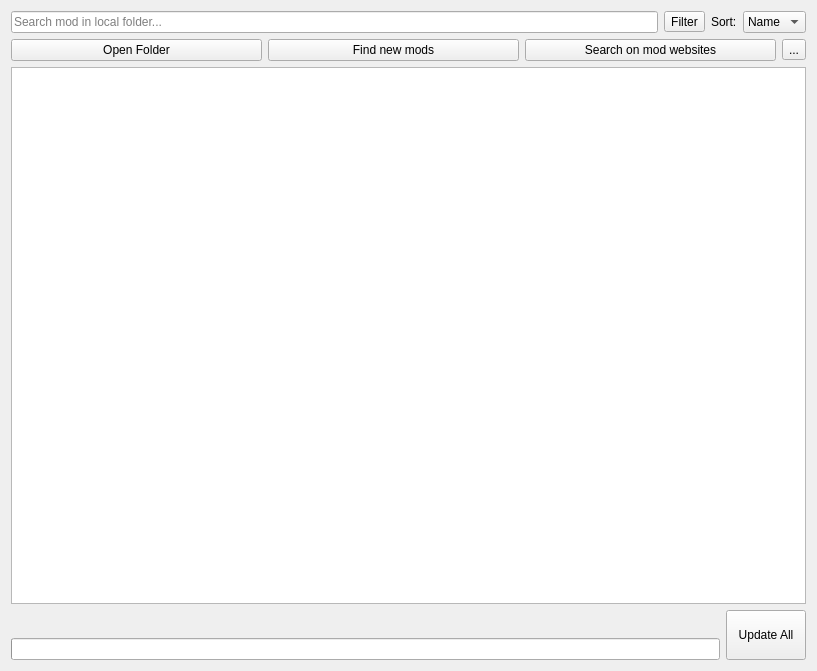
Qt form src/ui/local/localmodbrowser.ui (kaniol-lck/modmanager) before a commit.
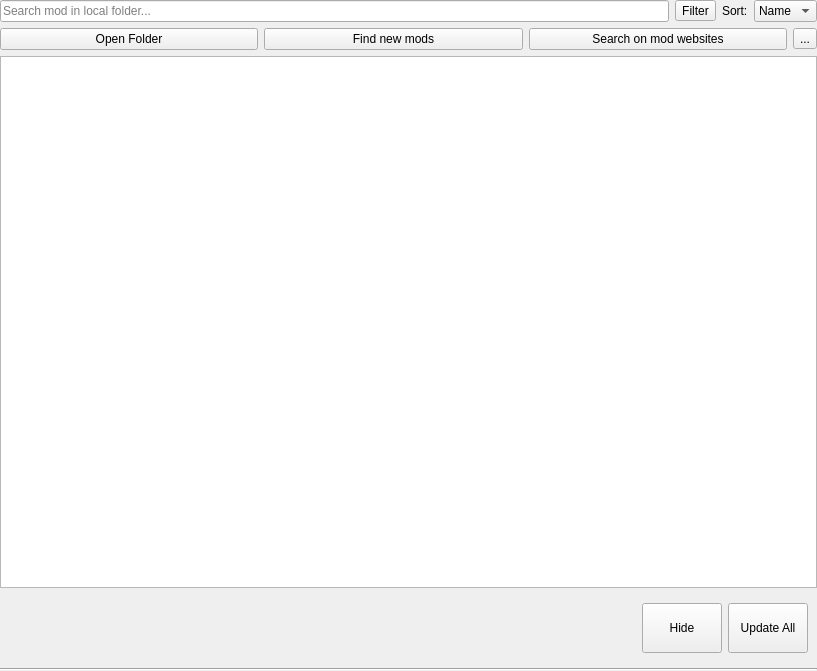
The same form after that commit. Icons and pictures are not drawn.

Diff of the .ui file:
```diff
--- a/src/ui/local/localmodbrowser.ui
+++ b/src/ui/local/localmodbrowser.ui
@@ -13,7 +13,19 @@
   <property name="windowTitle">
    <string>Form</string>
   </property>
-  <layout class="QGridLayout" name="gridLayout_2">
+  <layout class="QGridLayout" name="mainLayout">
+   <property name="leftMargin">
+    <number>0</number>
+   </property>
+   <property name="topMargin">
+    <number>0</number>
+   </property>
+   <property name="rightMargin">
+    <number>0</number>
+   </property>
+   <property name="bottomMargin">
+    <number>0</number>
+   </property>
    <item row="0" column="0">
     <layout class="QHBoxLayout" name="horizontalLayout">
      <item>
@@ -73,6 +85,19 @@
      </item>
     </layout>
    </item>
+   <item row="2" column="0">
+    <widget class="QListWidget" name="modListWidget">
+     <property name="contextMenuPolicy">
+      <enum>Qt::CustomContextMenu</enum>
+     </property>
+     <property name="styleSheet">
+      <string notr="true"/>
+     </property>
+     <property name="verticalScrollMode">
+      <enum>QAbstractItemView::ScrollPerPixel</enum>
+     </property>
+    </widget>
+   </item>
    <item row="1" column="0">
     <layout class="QHBoxLayout" name="horizontalLayout_2">
      <item>
@@ -124,23 +149,18 @@
      </item>
     </layout>
    </item>
-   <item row="2" column="0">
-    <widget class="QListWidget" name="modListWidget">
-     <property name="contextMenuPolicy">
-      <enum>Qt::CustomContextMenu</enum>
-     </property>
-     <property name="styleSheet">
-      <string notr="true"/>
-     </property>
-     <property name="verticalScrollMode">
-      <enum>QAbstractItemView::ScrollPerPixel</enum>
+   <item row="4" column="0">
+    <widget class="Line" name="line">
+     <property name="orientation">
+      <enum>Qt::Horizontal</enum>
      </property>
     </widget>
    </item>
    <item row="3" column="0">
-    <layout class="QGridLayout" name="gridLayout">
-     <item row="0" column="0" rowspan="2" colspan="2">
-      <widget class="QLabel" name="statusText">
+    <widget class="QWidget" name="updateWidget" native="true">
+     <layout class="QHBoxLayout" name="horizontalLayout_3">
+      <item>
+       <widget class="QLabel" name="updateProgressText">
        <property name="sizePolicy">
         <sizepolicy hsizetype="Preferred" vsizetype="Fixed">
          <horstretch>0</horstretch>
@@ -152,7 +172,7 @@
        </property>
       </widget>
      </item>
-     <item row="1" column="1">
+      <item>
       <spacer name="horizontalSpacer">
        <property name="orientation">
         <enum>Qt::Horizontal</enum>
@@ -165,10 +185,10 @@
        </property>
       </spacer>
      </item>
-     <item row="2" column="0" colspan="2">
-      <widget class="QProgressBar" name="checkUpdatesProgress">
+      <item>
+       <widget class="QPushButton" name="hideUpdatesButton">
        <property name="sizePolicy">
-        <sizepolicy hsizetype="Expanding" vsizetype="Fixed">
+         <sizepolicy hsizetype="Minimum" vsizetype="Fixed">
          <horstretch>0</horstretch>
          <verstretch>0</verstretch>
         </sizepolicy>
@@ -176,24 +196,15 @@
        <property name="minimumSize">
         <size>
          <width>0</width>
-         <height>0</height>
-        </size>
-       </property>
-       <property name="maximumSize">
-        <size>
-         <width>16777215</width>
-         <height>28</height>
-        </size>
-       </property>
-       <property name="value">
-        <number>0</number>
-       </property>
-       <property name="textVisible">
-        <bool>false</bool>
+          <height>50</height>
+         </size>
+        </property>
+        <property name="text">
+         <string>Hide</string>
        </property>
       </widget>
      </item>
-     <item row="0" column="2" rowspan="3">
+      <item>
       <widget class="QPushButton" name="updateAllButton">
        <property name="sizePolicy">
         <sizepolicy hsizetype="Minimum" vsizetype="Fixed">
@@ -217,6 +228,7 @@
       </widget>
      </item>
     </layout>
+    </widget>
    </item>
   </layout>
  </widget>
```
Left out of the diff: 3 changed lines with no effect on the pictures. Lines whose indentation alone changed are shown as unchanged.
